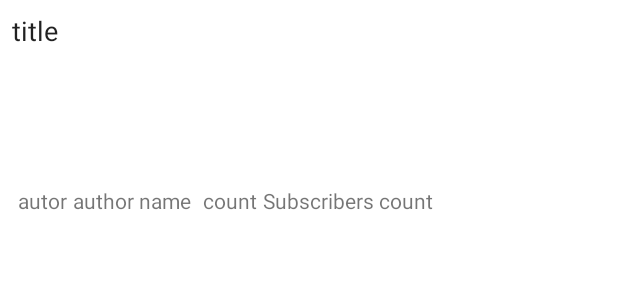
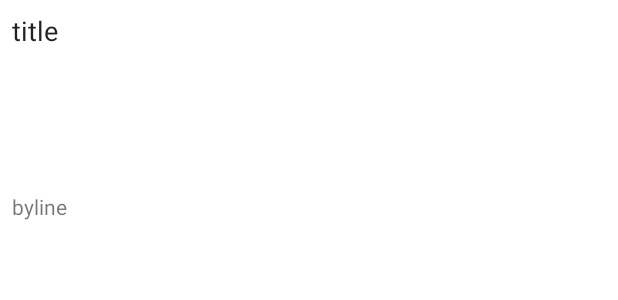
Before and after one commit to bernardog/skeleton, an Android app: the layout most_popular_articles_fragment_article_item.xml on its own in the app's theme, with its tools: preview values and no code run, on a phone screen of 412 x 824 dp. Shown: the top 300 px of the screen. Run offline under Robolectric (Android 15) with nearby library versions, the phone set to English and light mode, and no system bars.

```diff
--- a/common/src/main/java/com/bernardoghazi/skeleton/common/ImageLoader.kt
+++ b/common/src/main/java/com/bernardoghazi/skeleton/common/ImageLoader.kt
@@ -14,6 +14,7 @@ class ImageLoader(context: Context) {
         Coil.setImageLoader(
             ImageLoader.Builder(context)
                 .crossfade(true)
+                .error(R.drawable.broken_image)
                 .okHttpClient(
                     OkHttpClient.Builder().cache(
                         CoilUtils.createDefaultCache(context)
--- a/common/src/main/res/values-night/colors.xml
+++ b/common/src/main/res/values-night/colors.xml
@@ -1,5 +1,6 @@
 <?xml version="1.0" encoding="utf-8"?>
 <resources>
+    <!-- TODO: add raw night mode colors and use them below -->
     <!-- Reference Colors -->
     <color name="colorPrimary">@color/purple</color>
     <color name="colorPrimaryDark">@color/purpleDark</color>
--- a/common/src/main/res/values/colors.xml
+++ b/common/src/main/res/values/colors.xml
@@ -1,5 +1,15 @@
 <?xml version="1.0" encoding="utf-8"?>
 <resources>
+    <!-- Raw Colors -->
+    <color name="purpleLight">#FFBB86FC</color>
+    <color name="purple">#FF6200EE</color>
+    <color name="purpleDark">#FF3700B3</color>
+    <color name="tealLight">#FF03DAC5</color>
+    <color name="tealDark">#FF018786</color>
+    <color name="gray">#595959</color>
+    <color name="black">#FF000000</color>
+    <color name="white">#FFFFFFFF</color>
+
     <!-- Reference Colors -->
     <color name="colorPrimary">@color/purple</color>
     <color name="colorPrimaryDark">@color/purpleDark</color>
@@ -16,14 +26,4 @@
 
     <color name="backgroundColorLight">@color/tealLight</color>
     <color name="backgroundColor">@color/tealDark</color>
-
-    <!-- Raw Colors -->
-    <color name="purpleLight">#FFBB86FC</color>
-    <color name="purple">#FF6200EE</color>
-    <color name="purpleDark">#FF3700B3</color>
-    <color name="tealLight">#FF03DAC5</color>
-    <color name="tealDark">#FF018786</color>
-    <color name="gray">#595959</color>
-    <color name="black">#FF000000</color>
-    <color name="white">#FFFFFFFF</color>
 </resources>
--- a/data/src/main/java/com/bernardoghazi/skeleton/data/remote/NewsService.kt
+++ b/data/src/main/java/com/bernardoghazi/skeleton/data/remote/MostPopularService.kt
@@ -3,7 +3,7 @@ package com.bernardoghazi.skeleton.data.remote
 import com.bernardoghazi.skeleton.data.model.MostPopularArticlesResponse
 import retrofit2.http.GET
 
-interface NewsService {
+interface MostPopularService {
     @GET("svc/mostpopular/v2/viewed/1.json")
     suspend fun fetchMostPopularArticles(): MostPopularArticlesResponse
 }
--- a/domain/src/main/java/com/bernardoghazi/skeleton/domain/models/Models.kt
+++ b/domain/src/main/java/com/bernardoghazi/skeleton/domain/models/ContentModels.kt
@@ -11,8 +11,9 @@ data class Article(
     val updatedAt: String,
     val section: String,
     val title: String,
-    val abstract: String,
-    val mediaUrl: String
+    val description: String,
+    val mediaUrl: String?,
+    val byline: String
 ) : Content()
 
 object Divider : Content()
--- a/domain/src/main/java/com/bernardoghazi/skeleton/domain/models/UseCaseOutcome.kt
+++ b/domain/src/main/java/com/bernardoghazi/skeleton/domain/models/UseCaseOutcome.kt
@@ -1,8 +1,8 @@
 package com.bernardoghazi.skeleton.domain.models
 
 /**
- * Sealed class that represents the possible outcomes of our use cases, and wraps the appropriate data in case of success, or an error message in
- * case of error.
+ * Sealed class that represents the possible outcomes of our use cases, and wraps the appropriate data in case of success, or an error message
+ * resource in case of error.
  */
 sealed class UseCaseOutcome<T> {
     data class Success<T>(val data: T) : UseCaseOutcome<T>()
--- a/domain/src/main/java/com/bernardoghazi/skeleton/domain/usecases/FetchMostViewedArticlesUseCase.kt
+++ b/domain/src/main/java/com/bernardoghazi/skeleton/domain/usecases/FetchMostViewedArticlesUseCase.kt
@@ -18,13 +18,11 @@ class FetchMostPopularArticlesUseCase(
     private val newsRepository: NewsRepository
 ) : KoinComponent {
 
-    internal val errorMessageResId: Int by inject(named("error_message"))
+    private val errorMessageResId: Int by inject(named("error_message"))
 
     suspend operator fun invoke(): UseCaseOutcome<List<Content>> {
         val articles: List<Article>? = newsRepository.fetchMostPopularArticles()
-
         val articlesSorted = articles?.sortedByDescending { it.updatedAt }
-
         val content: MutableList<Content> = mutableListOf()
 
         articlesSorted?.forEachIndexed { index, article ->
@@ -53,7 +51,7 @@ class FetchMostPopularArticlesUseCase(
 
     internal fun removeHoursMinutesSeconds(dateTime: String): String {
         try {
-            val date = SimpleDateFormat("yyyy-MM-dd", Locale.getDefault()).parse(dateTime)
+            val date: Date = SimpleDateFormat("yyyy-MM-dd", Locale.getDefault()).parse(dateTime) ?: Date()//TODO: wrong nullability approach.
             return DateFormat.getDateInstance(DateFormat.MEDIUM).format(date)
         } catch (e: ParseException) {
             e.printStackTrace()
--- a/mobile/src/main/java/com/bernardoghazi/skeleton/mostpopulararticles/MostViewedArticlesFragment.kt
+++ b/mobile/src/main/java/com/bernardoghazi/skeleton/mostpopulararticles/MostViewedArticlesFragment.kt
@@ -33,17 +33,12 @@ class MostPopularArticlesFragment : Fragment() {
         super.onViewCreated(view, savedInstanceState)
         articlesAdapter = MostPopularArticlesAdapter(
             externalScope = viewLifecycleOwner.lifecycleScope,
-//            fetchSubscribersCount = ::fetchSubscribersCount,
             onItemClick = ::onItemClick,
             imageLoader = ImageLoader(requireContext())
         )
         binding.recyclerView.layoutManager = LinearLayoutManager(requireContext())
         binding.recyclerView.adapter = articlesAdapter
         observeArticles()
-    }
-
-    override fun onResume() {
-        super.onResume()
         fetchArticles()
     }
 
--- a/mobile/src/main/res/layout/most_popular_articles_fragment_article_item.xml
+++ b/mobile/src/main/res/layout/most_popular_articles_fragment_article_item.xml
@@ -27,12 +27,8 @@
         android:layout_width="0dp"
         android:layout_height="24dp"
         android:ellipsize="end"
-        android:paddingStart="8dp"
-        android:paddingLeft="8dp"
-        android:paddingEnd="8dp"
-        android:paddingRight="8dp"
-        app:layout_constraintEnd_toEndOf="parent"
-        app:layout_constraintStart_toStartOf="parent"
+        app:layout_constraintEnd_toStartOf="@id/right_guideline"
+        app:layout_constraintStart_toEndOf="@id/left_guideline"
         app:layout_constraintTop_toTopOf="parent"
         tools:text="title" />
 
@@ -46,7 +42,7 @@
         app:layout_constraintTop_toBottomOf="@id/title" />
 
     <TextView
-        android:id="@+id/summary"
+        android:id="@+id/description"
         android:layout_width="0dp"
         android:layout_height="80dp"
         android:layout_marginStart="12dp"
@@ -58,47 +54,13 @@
         app:layout_constraintTop_toTopOf="@id/image" />
 
     <TextView
-        android:id="@+id/author_name_label"
-        android:layout_width="wrap_content"
+        android:id="@+id/byline"
+        android:layout_width="0dp"
         android:layout_height="wrap_content"
-        android:layout_margin="4dp"
-        android:text="autor"
+        android:layout_marginTop="8dp"
         app:layout_constraintStart_toEndOf="@id/left_guideline"
-        app:layout_constraintTop_toBottomOf="@id/summary" />
+        app:layout_constraintEnd_toStartOf="@id/right_guideline"
+        app:layout_constraintTop_toBottomOf="@id/description"
+        tools:text="byline" />
 
-    <TextView
-        android:id="@+id/author_name"
-        android:layout_width="wrap_content"
-        android:layout_height="wrap_content"
-        android:paddingStart="4dp"
-        android:paddingLeft="4dp"
-        android:paddingEnd="4dp"
-        android:paddingRight="4dp"
-        app:layout_constraintBottom_toBottomOf="@id/author_name_label"
-        app:layout_constraintStart_toEndOf="@id/author_name_label"
-        app:layout_constraintTop_toTopOf="@id/author_name_label"
-        tools:text="author name" />
-
-    <TextView
-        android:id="@+id/subscribers_count_label"
-        android:layout_width="wrap_content"
-        android:layout_height="wrap_content"
-        android:layout_margin="4dp"
-        android:text="count"
-        app:layout_constraintBottom_toBottomOf="@id/author_name"
-        app:layout_constraintStart_toEndOf="@id/author_name"
-        app:layout_constraintTop_toTopOf="@id/author_name" />
-
-    <TextView
-        android:id="@+id/subscribers_count"
-        android:layout_width="wrap_content"
-        android:layout_height="wrap_content"
-        android:paddingStart="4dp"
-        android:paddingLeft="4dp"
-        android:paddingEnd="4dp"
-        android:paddingRight="4dp"
-        app:layout_constraintBottom_toBottomOf="@id/subscribers_count_label"
-        app:layout_constraintStart_toEndOf="@id/subscribers_count_label"
-        app:layout_constraintTop_toTopOf="@id/subscribers_count_label"
-        tools:text="Subscribers count" />
 </androidx.constraintlayout.widget.ConstraintLayout>
```
Also changed, not shown: common/src/main/res/drawable/broken_image.xml (added, +9 -0 lines), data/src/main/java/com/bernardoghazi/skeleton/data/di/DataModule.kt (+9 -14 lines), data/src/main/java/com/bernardoghazi/skeleton/data/model/MostPopularArticlesResponse.kt (renamed from data/src/main/java/com/bernardoghazi/skeleton/data/model/NewsResponse.kt, +3 -5 lines), data/src/main/java/com/bernardoghazi/skeleton/data/repository/NewsRepositoryImpl.kt (+8 -8 lines), mobile/src/main/java/com/bernardoghazi/skeleton/mostpopulararticles/MostViewedArticlesAdapter.kt (+4 -15 lines), 1 other file.
